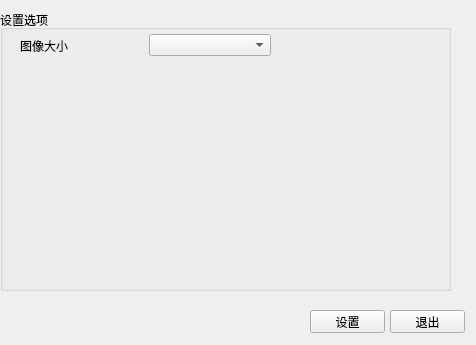
Old version of the form openvio/formcamconfig.ui in the repository guanglun/openvio_pc.
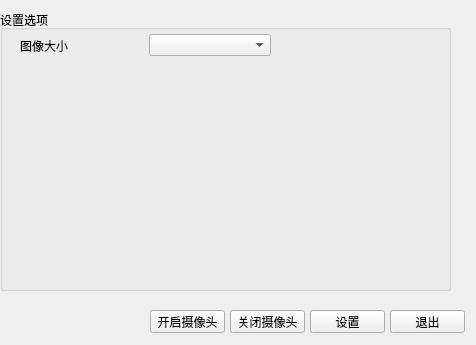
New version of the form.

Commit message: 摄像头初步调试OK

```diff
--- a/openvio/formcamconfig.ui
+++ b/openvio/formcamconfig.ui
@@ -74,6 +74,32 @@
     <string>退出</string>
    </property>
   </widget>
+  <widget class="QPushButton" name="pb_cam_stop">
+   <property name="geometry">
+    <rect>
+     <x>230</x>
+     <y>310</y>
+     <width>75</width>
+     <height>23</height>
+    </rect>
+   </property>
+   <property name="text">
+    <string>关闭摄像头</string>
+   </property>
+  </widget>
+  <widget class="QPushButton" name="pb_cam_start">
+   <property name="geometry">
+    <rect>
+     <x>150</x>
+     <y>310</y>
+     <width>75</width>
+     <height>23</height>
+    </rect>
+   </property>
+   <property name="text">
+    <string>开启摄像头</string>
+   </property>
+  </widget>
  </widget>
  <resources/>
  <connections/>
```
The commit also changes 8 other files.
